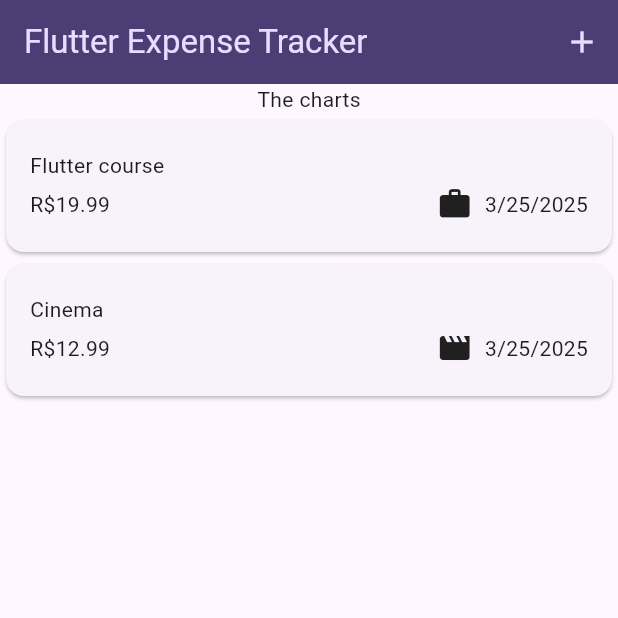
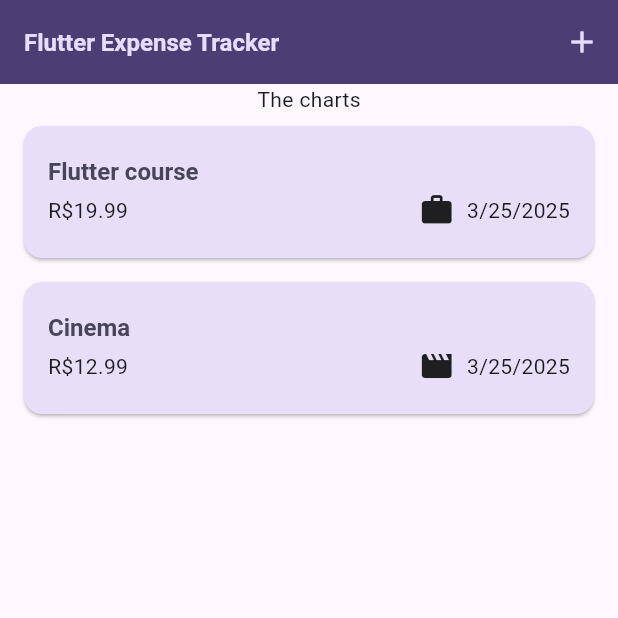
Before and after one commit to RonyRangelSS/flutter_expense_tracker, a Flutter app: the screen it shows after launch, on a phone screen of 412 x 824 dp, the top half of it. Run offline on Flutter 3.47's test engine with Material 3 defaults, Android fonts, the phone set to English and light mode, and no system bars.

Commit message:
new styling changes

```diff
--- a/lib/widgets/expense_list/expense_item.dart
+++ b/lib/widgets/expense_list/expense_item.dart
@@ -17,7 +17,7 @@ class ExpenseItem extends StatelessWidget {
         child: Column(
           crossAxisAlignment: CrossAxisAlignment.start,
           children: [
-            Text(expense.title,),
+            Text(expense.title, style: Theme.of(context).textTheme.titleLarge,),
             SizedBox(
               height: 4,
             ),
--- a/lib/widgets/expense_list/expenses_list.dart
+++ b/lib/widgets/expense_list/expenses_list.dart
@@ -16,6 +16,8 @@ class ExpensesList extends StatelessWidget {
       itemBuilder: (ctx, index) => Dismissible(
         key: ValueKey(expenses[index]),
         background: Container(
+          color: Theme.of(context).colorScheme.error.withAlpha(Color.getAlphaFromOpacity(0.75)),
+          margin: EdgeInsets.symmetric(horizontal: Theme.of(context).cardTheme.margin!.horizontal),
         ),
         onDismissed: (direction) {
           onRemoveExpense(expenses[index]);
```
Also changed, not shown: lib/main.dart (+20 -3 lines).
